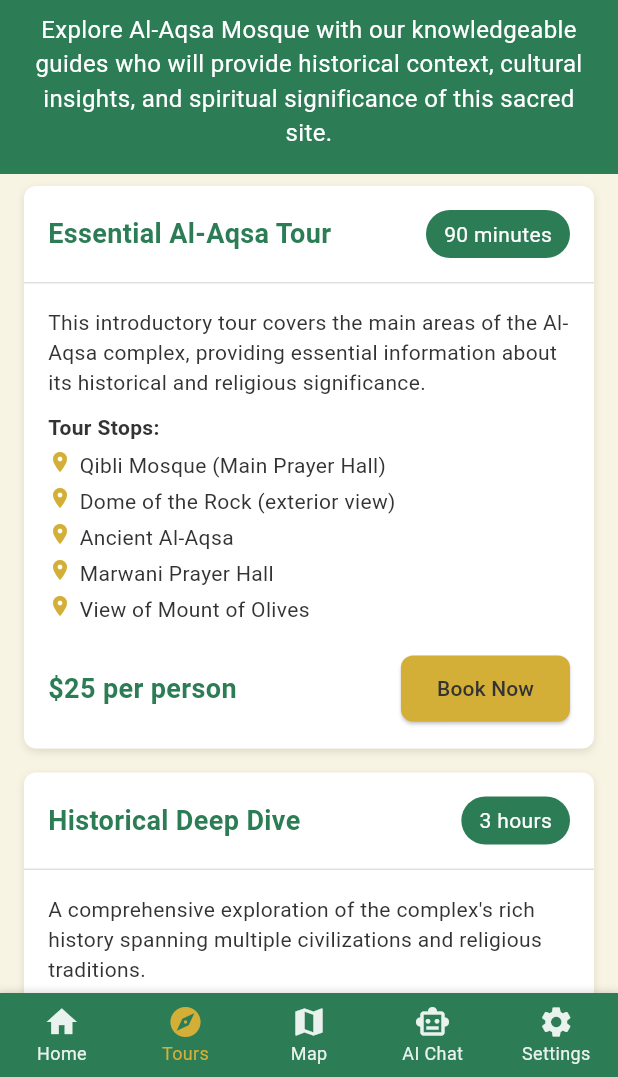
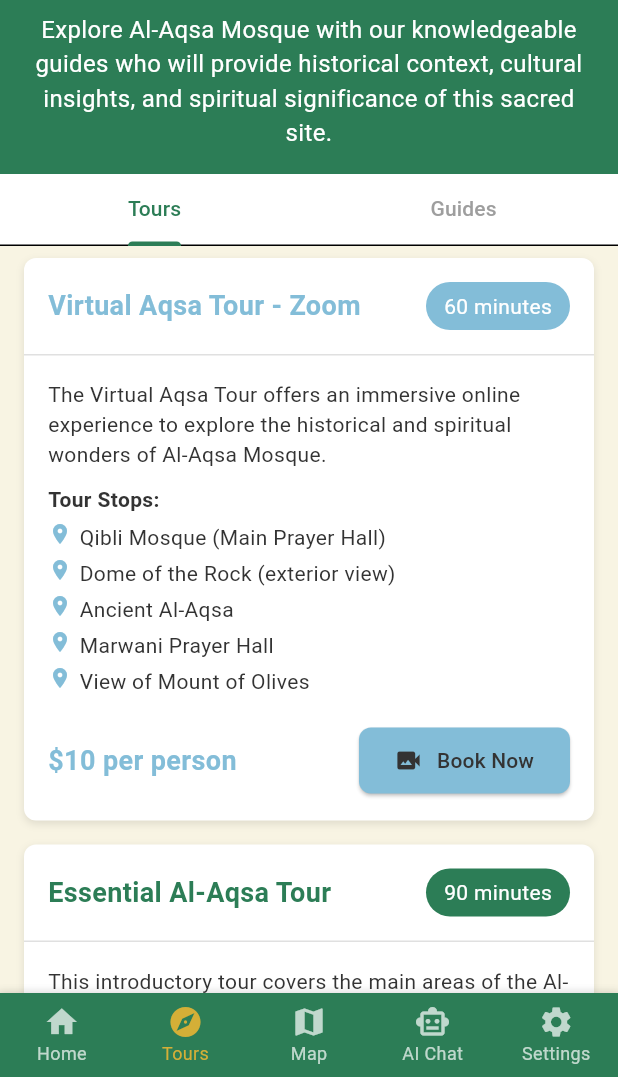
Before and after one commit to othman98shawgan/Al-Aqsa-guide, a Flutter app: the screen it shows after launch, item 2 of the bottom bar chosen, on a phone screen of 412 x 824 dp, the part 159-1236 px from its top. Run offline on Flutter 3.47's test engine with Material 3 defaults, Android fonts, the phone set to English and light mode, and no system bars; our stand-ins replace flutter_dotenv, font_awesome_flutter; missing offline and left inert: booking_calendar; Roboto replaces fonts that are missing (Segoe UI).

Commit message:
GuideTourScreen (#6)
Co-authored-by: ganaiemyones <yonesganaiem2@gmail.com>

```diff
--- a/lib/main.dart
+++ b/lib/main.dart
@@ -1,5 +1,6 @@
 // main.dart
 import 'package:alaqsa_visitor_guide/screens/chatbot_screen.dart';
+import 'package:alaqsa_visitor_guide/screens/tours_guides_screen.dart';
 import 'package:flutter_dotenv/flutter_dotenv.dart';
 import 'package:alaqsa_visitor_guide/screens/map_screen.dart';
 import 'package:flutter/material.dart';
@@ -8,8 +9,11 @@
 import 'screens/tours_screen.dart';
 import 'screens/highlights_screen.dart';
 import 'screens/settings_screen.dart';
+import 'package:intl/intl.dart';
+import 'package:intl/date_symbol_data_local.dart';
 
 void main() async {
+  await initializeDateFormatting('en', null); // או 'en', תלוי בשפה
   WidgetsFlutterBinding.ensureInitialized();
 
   // Set preferred orientations for better mobile experience
@@ -86,7 +90,7 @@
 
   final List<Widget> _screens = [
     HomeScreen(),
-    ToursScreen(),
+    ToursGuidesScreen(),
     MapScreen(),
     ChatBotScreen(),
     SettingsScreen(),
@@ -153,10 +157,12 @@
           child: BottomNavigationBar(
             type: BottomNavigationBarType.fixed,
             selectedItemColor: Theme.of(context).colorScheme.secondary,
-            unselectedItemColor: Colors.white.withOpacity(0.9), // Better contrast
+            unselectedItemColor:
+                Colors.white.withOpacity(0.7), // Better contrast
             backgroundColor: Theme.of(context).primaryColor,
             currentIndex: _selectedIndex,
-            selectedFontSize: 12, // Smaller font for better layout on small screens
+            selectedFontSize:
+                12, // Smaller font for better layout on small screens
             unselectedFontSize: 12,
             iconSize: 24, // Consistent icon size
             elevation: 8, // Add elevation for depth
--- /dev/null
+++ b/lib/models/guide.dart
@@ -0,0 +1,16 @@
+// models/guide.dart
+class Guide {
+  final String name;
+  final String bio;
+  final List<String> languages;
+  final List<String> specialties;
+  final double rating; // ⭐️ New rating field
+
+  Guide({
+    required this.name,
+    required this.bio,
+    required this.languages,
+    required this.specialties,
+    required this.rating,
+  });
+}
--- /dev/null
+++ b/lib/screens/tours_guides_screen.dart
@@ -0,0 +1,104 @@
+import 'package:flutter/material.dart';
+import 'package:alaqsa_visitor_guide/screens/guides_screen.dart';
+import 'package:alaqsa_visitor_guide/screens/tours_screen.dart';
+
+class ToursGuidesScreen extends StatefulWidget {
+  const ToursGuidesScreen({super.key});
+
+  @override
+  State<ToursGuidesScreen> createState() => _ToursGuidesScreenState();
+}
+
+class _ToursGuidesScreenState extends State<ToursGuidesScreen> {
+  @override
+  Widget build(BuildContext context) {
+    return DefaultTabController(
+      length: 2,
+      child: Scaffold(
+        body: NestedScrollView(
+          headerSliverBuilder: (context, innerBoxIsScrolled) {
+            return [
+              // This is the scrollable header
+              SliverToBoxAdapter(
+                child: Container(
+                  padding: EdgeInsets.all(16),
+                  color: Theme.of(context).primaryColor,
+                  width: double.infinity,
+                  child: Column(
+                    crossAxisAlignment: CrossAxisAlignment.center,
+                    children: [
+                      Text(
+                        'Guided Tours',
+                        style: TextStyle(
+                          fontSize: 24,
+                          fontWeight: FontWeight.bold,
+                          color: Colors.white,
+                        ),
+                      ),
+                      SizedBox(height: 8),
+                      Text(
+                        'Explore Al-Aqsa Mosque with our knowledgeable guides who will provide historical context, cultural insights, and spiritual significance of this sacred site.',
+                        textAlign: TextAlign.center,
+                        style: TextStyle(
+                          fontSize: 16,
+                          color: Colors.white,
+                        ),
+                      ),
+                    ],
+                  ),
+                ),
+              ),
+              // This is the pinned tab bar
+              SliverPersistentHeader(
+                pinned: true,
+                delegate: _TabBarDelegate(
+                  TabBar(
+                    labelColor: Theme.of(context).primaryColor,
+                    unselectedLabelColor: Colors.grey,
+                    indicatorColor: Theme.of(context).primaryColor,
+                    tabs: [
+                      Tab(text: "Tours"),
+                      Tab(text: "Guides"),
+                    ],
+                  ),
+                ),
+              ),
+            ];
+          },
+          body: TabBarView(
+            children: [
+              ToursScreen(),
+              GuidesScreen(),
+            ],
+          ),
+        ),
+      ),
+    );
+  }
+}
+
+// Helper class to make the TabBar sticky
+class _TabBarDelegate extends SliverPersistentHeaderDelegate {
+  final TabBar _tabBar;
+
+  _TabBarDelegate(this._tabBar);
+
+  @override
+  Widget build(
+      BuildContext context, double shrinkOffset, bool overlapsContent) {
+    return Container(
+      color: Colors.white, // TabBar background color
+      child: _tabBar,
+    );
+  }
+
+  @override
+  double get maxExtent => _tabBar.preferredSize.height;
+
+  @override
+  double get minExtent => _tabBar.preferredSize.height;
+
+  @override
+  bool shouldRebuild(covariant SliverPersistentHeaderDelegate oldDelegate) =>
+      false;
+}
--- a/lib/screens/tours_screen.dart
+++ b/lib/screens/tours_screen.dart
@@ -5,6 +5,20 @@
 
 class ToursScreen extends StatelessWidget {
   final List<Tour> tours = [
+    Tour(
+      title: 'Virtual Aqsa Tour - Zoom',
+      duration: '60 minutes',
+      description:
+          'The Virtual Aqsa Tour offers an immersive online experience to explore the historical and spiritual wonders of Al-Aqsa Mosque.',
+      stops: [
+        'Qibli Mosque (Main Prayer Hall)',
+        'Dome of the Rock (exterior view)',
+        'Ancient Al-Aqsa',
+        'Marwani Prayer Hall',
+        'View of Mount of Olives'
+      ],
+      price: '\$10 per person',
+    ),
     Tour(
       title: 'Essential Al-Aqsa Tour',
       duration: '90 minutes',
@@ -34,34 +48,6 @@
       ],
       price: '\$40 per person',
     ),
-    Tour(
-      title: 'Architectural Wonders Tour',
-      duration: '2 hours',
-      description:
-          'Focus on the stunning Islamic architecture throughout the complex, with detailed explanations of construction techniques, decorative elements, and architectural significance.',
-      stops: [
-        'Dome of the Rock (detailed exterior analysis)',
-        'Qibli Mosque architecture',
-        'Historic fountains and ablution areas',
-        'Minarets and arches',
-        'Geometric patterns and calligraphy'
-      ],
-      price: '\$35 per person',
-    ),
-    Tour(
-      title: 'Sunset Spiritual Experience',
-      duration: '2 hours',
-      description:
-          'Experience the tranquility of Al-Aqsa during the golden hour with emphasis on the spiritual significance and peaceful contemplation.',
-      stops: [
-        'Quiet corners for reflection',
-        'Prayer areas',
-        'Spiritual history',
-        'Panoramic views at sunset',
-        'Stories of prophets and saints'
-      ],
-      price: '\$30 per person',
-    ),
   ];
 
   @override
@@ -69,38 +55,16 @@
     return SingleChildScrollView(
       child: Column(
         children: [
-          Container(
-            padding: EdgeInsets.all(16),
-            color: Theme.of(context).primaryColor,
-            width: double.infinity,
-            child: Column(
-              children: [
-                Text(
-                  'Guided Tours',
-                  style: TextStyle(
-                    fontSize: 24,
-                    fontWeight: FontWeight.bold,
-                    color: Colors.white,
-                  ),
-                ),
-                SizedBox(height: 8),
-                Text(
-                  'Explore Al-Aqsa Mosque with our knowledgeable guides who will provide historical context, cultural insights, and spiritual significance of this sacred site.',
-                  textAlign: TextAlign.center,
-                  style: TextStyle(
-                    fontSize: 16,
-                    color: Colors.white,
-                  ),
-                ),
-              ],
-            ),
+          TourCard(
+            tour: tours[0],
+            virtual: true,
           ),
           ListView.builder(
             shrinkWrap: true,
             physics: NeverScrollableScrollPhysics(),
-            itemCount: tours.length,
+            itemCount: tours.length - 1,
             itemBuilder: (context, index) {
-              return TourCard(tour: tours[index]);
+              return TourCard(tour: tours[index + 1], virtual: false);
             },
           ),
         ],
--- a/lib/widgets/tour_card.dart
+++ b/lib/widgets/tour_card.dart
@@ -1,11 +1,14 @@
 // widgets/tour_card.dart
 import 'package:flutter/material.dart';
 import '../models/tour.dart';
+import 'package:booking_calendar/booking_calendar.dart';
+import '../models/booking_calendar.dart';
 
 class TourCard extends StatelessWidget {
   final Tour tour;
+  final bool virtual;
 
-  TourCard({required this.tour});
+  TourCard({required this.tour, required this.virtual});
 
   @override
   Widget build(BuildContext context) {
@@ -44,14 +47,18 @@
                     style: TextStyle(
                       fontSize: 18,
                       fontWeight: FontWeight.bold,
-                      color: Theme.of(context).primaryColor,
+                      color: virtual
+                          ? const Color.fromARGB(255, 131, 189, 216)
+                          : Theme.of(context).primaryColor,
                     ),
                   ),
                 ),
                 Container(
                   padding: EdgeInsets.symmetric(horizontal: 12, vertical: 6),
                   decoration: BoxDecoration(
-                    color: Theme.of(context).primaryColor,
+                    color: virtual
+                        ? const Color.fromARGB(255, 131, 189, 216)
+                        : Theme.of(context).primaryColor,
                     borderRadius: BorderRadius.circular(20),
                   ),
                   child: Text(
@@ -85,7 +92,13 @@
                           child: Row(
                             crossAxisAlignment: CrossAxisAlignment.start,
                             children: [
-                              Icon(Icons.place, size: 16, color: Theme.of(context).colorScheme.secondary),
+                              Icon(Icons.place,
+                                  size: 16,
+                                  color: virtual
+                                      ? const Color.fromARGB(255, 131, 189, 216)
+                                      : Theme.of(context)
+                                          .colorScheme
+                                          .secondary),
                               SizedBox(width: 5),
                               Expanded(child: Text(stop)),
                             ],
@@ -101,16 +114,37 @@
                       style: TextStyle(
                         fontSize: 18,
                         fontWeight: FontWeight.bold,
-                        color: Theme.of(context).primaryColor,
+                        color: virtual
+                            ? const Color.fromARGB(255, 131, 189, 216)
+                            : Theme.of(context).primaryColor,
                       ),
                     ),
                     ElevatedButton(
-                      onPressed: () {},
+                      onPressed: () {
+                        Navigator.push(
+                            context,
+                            MaterialPageRoute(
+                                builder: (context) =>
+                                    BookingCalendarDemoApp(virtual: virtual)));
+                      },
                       style: ElevatedButton.styleFrom(
-                        backgroundColor: Theme.of(context).colorScheme.secondary,
-                        foregroundColor: Theme.of(context).textTheme.bodyLarge!.color,
+                        backgroundColor: virtual
+                            ? const Color.fromARGB(255, 131, 189, 216)
+                            : Theme.of(context).colorScheme.secondary,
+                        foregroundColor:
+                            Theme.of(context).textTheme.bodyLarge!.color,
                       ),
-                      child: Text('Book Now'),
+                      child: virtual
+                          ? Row(
+                              children: [
+                                Icon(Icons.video_camera_back),
+                                SizedBox(
+                                  width: 10,
+                                ),
+                                Text('Book Now'),
+                              ],
+                            )
+                          : Text('Book Now'),
                     ),
                   ],
                 ),
--- a/pubspec.yaml
+++ b/pubspec.yaml
@@ -18,6 +18,8 @@
   flutter_svg: ^1.0.3  # For SVG support
   flutter_dotenv: ^5.1.0
   http: ^0.13.6
+  booking_calendar: ^1.1.10
+  font_awesome_flutter: ^10.7.0 # or latest version
   url_launcher: ^6.2.5
 
 dev_dependencies:
```
Also changed, not shown: lib/models/booking_calendar.dart (added, +296 -0 lines), lib/screens/guides_screen.dart (added, +68 -0 lines), lib/widgets/guide_card.dart (added, +122 -0 lines), pubspec.lock.
